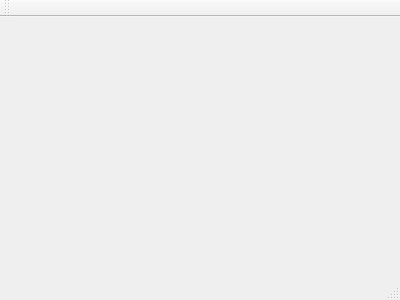
ASURT-ROV-18/QT, file mainwindow.ui: the form before one commit.
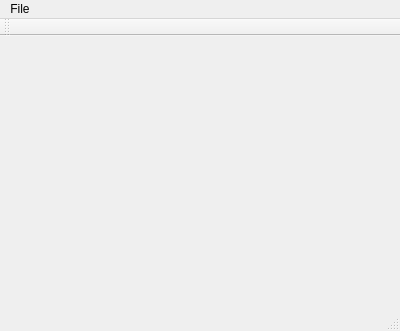
The form after the commit.

What changed in the file:
```diff
--- a/mainwindow.ui
+++ b/mainwindow.ui
@@ -1,24 +1,55 @@
 <ui version="4.0">
  <class>MainWindow</class>
- <widget class="QMainWindow" name="MainWindow" >
-  <property name="geometry" >
+ <widget class="QMainWindow" name="MainWindow">
+  <property name="geometry">
    <rect>
     <x>0</x>
     <y>0</y>
     <width>400</width>
-    <height>300</height>
+    <height>331</height>
    </rect>
   </property>
   <property name="windowTitle" >
    <string>MainWindow</string>
   </property>
-  <widget class="QMenuBar" name="menuBar" />
-  <widget class="QToolBar" name="mainToolBar" />
-  <widget class="QWidget" name="centralWidget" />
-  <widget class="QStatusBar" name="statusBar" />
+  <widget class="QWidget" name="centralWidget">
+   <property name="enabled">
+    <bool>true</bool>
+   </property>
+  </widget>
+  <widget class="QMenuBar" name="menuBar">
+   <property name="geometry">
+    <rect>
+     <x>0</x>
+     <y>0</y>
+     <width>400</width>
+     <height>17</height>
+    </rect>
+   </property>
+   <widget class="QMenu" name="menuFile">
+    <property name="title">
+     <string>File</string>
+    </property>
+    <addaction name="actionCo_pilot_ready"/>
+   </widget>
+   <addaction name="menuFile"/>
+  </widget>
+  <widget class="QToolBar" name="mainToolBar">
+   <attribute name="toolBarArea">
+    <enum>TopToolBarArea</enum>
+   </attribute>
+   <attribute name="toolBarBreak">
+    <bool>false</bool>
+   </attribute>
+  </widget>
+  <widget class="QStatusBar" name="statusBar"/>
+  <action name="actionCo_pilot_ready">
+   <property name="text">
+    <string>Co-pilot ready</string>
+   </property>
+  </action>
  </widget>
- <layoutDefault spacing="6" margin="11" />
- <pixmapfunction></pixmapfunction>
+ <layoutdefault spacing="6" margin="11"/>
  <resources/>
  <connections/>
 </ui>
```
Left out of the diff: 3 changed lines with no effect on the pictures.
